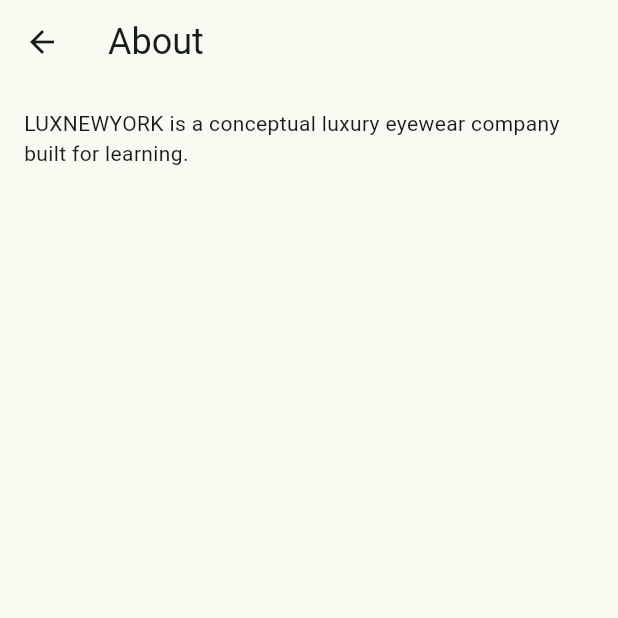
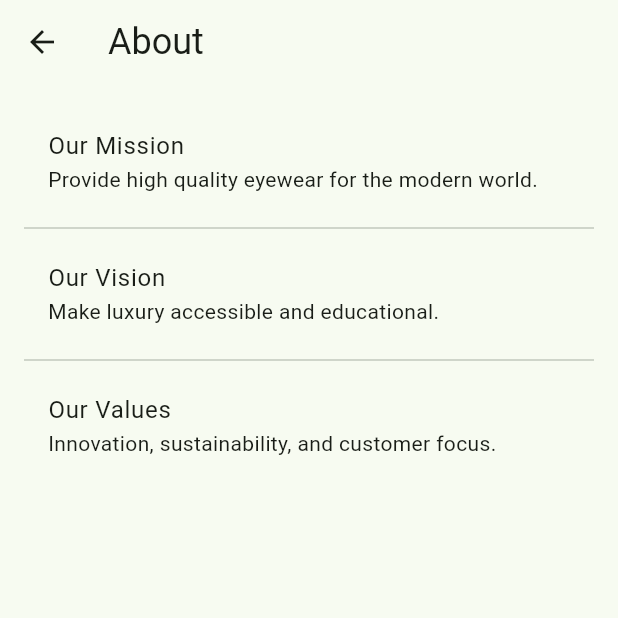
Before and after one commit to TrippyHouseProductions/luxnewyork_flutter_app, a Flutter app: the AboutScreen screen opened directly, on a phone screen of 412 x 824 dp, the top half of it. Run offline on Flutter 3.47's test engine with Material 3 defaults, Android fonts, the phone set to English and light mode, and no system bars; our stand-ins replace connectivity_plus, image_picker, shared_preferences; accounts and stored records are empty.

Commit message:
Add scrollable about page from JSON

```diff
--- /dev/null
+++ b/assets/data/about_items.json
@@ -0,0 +1,14 @@
+[
+  {
+    "title": "Our Mission",
+    "description": "Provide high quality eyewear for the modern world."
+  },
+  {
+    "title": "Our Vision",
+    "description": "Make luxury accessible and educational."
+  },
+  {
+    "title": "Our Values",
+    "description": "Innovation, sustainability, and customer focus."
+  }
+]
--- a/lib/screens/about_screen.dart
+++ b/lib/screens/about_screen.dart
@@ -1,19 +1,61 @@
+import 'dart:convert';
 import 'package:flutter/material.dart';
+import 'package:flutter/services.dart' show rootBundle;
+
+class AboutItem {
+  final String title;
+  final String description;
+
+  AboutItem({required this.title, required this.description});
+
+  factory AboutItem.fromJson(Map<String, dynamic> json) {
+    return AboutItem(
+      title: json['title'] as String,
+      description: json['description'] as String,
+    );
+  }
+}
 
 class AboutScreen extends StatelessWidget {
   const AboutScreen({super.key});
+
+  Future<List<AboutItem>> _loadItems() async {
+    final data = await rootBundle.loadString('assets/data/about_items.json');
+    final List<dynamic> jsonList = jsonDecode(data) as List<dynamic>;
+    return jsonList
+        .map((item) => AboutItem.fromJson(item as Map<String, dynamic>))
+        .toList();
+  }
 
   @override
   Widget build(BuildContext context) {
     final textTheme = Theme.of(context).textTheme;
     return Scaffold(
       appBar: AppBar(title: Text('About', style: textTheme.headlineSmall)),
-      body: Padding(
-        padding: const EdgeInsets.all(16.0),
-        child: Text(
-          'LUXNEWYORK is a conceptual luxury eyewear company built for learning.',
-          style: textTheme.bodyMedium,
-        ),
+      body: FutureBuilder<List<AboutItem>>(
+        future: _loadItems(),
+        builder: (context, snapshot) {
+          if (snapshot.connectionState == ConnectionState.waiting) {
+            return const Center(child: CircularProgressIndicator());
+          }
+          if (snapshot.hasError) {
+            return Center(child: Text('Error: \${snapshot.error}'));
+          }
+          final items = snapshot.data ?? [];
+          return ListView.separated(
+            physics: const BouncingScrollPhysics(),
+            padding: const EdgeInsets.all(16),
+            itemCount: items.length,
+            itemBuilder: (context, index) {
+              final item = items[index];
+              return ListTile(
+                title: Text(item.title, style: textTheme.bodyLarge),
+                subtitle: Text(item.description, style: textTheme.bodyMedium),
+              );
+            },
+            separatorBuilder: (_, __) => const Divider(),
+          );
+        },
       ),
     );
   }
--- a/pubspec.yaml
+++ b/pubspec.yaml
@@ -66,6 +66,7 @@ flutter:
 
   assets:
     - assets/images/
+    - assets/data/
     # - images/a_dot_ham.jpeg
 
   # An image asset can refer to one or more resolution-specific "variants", see
```
